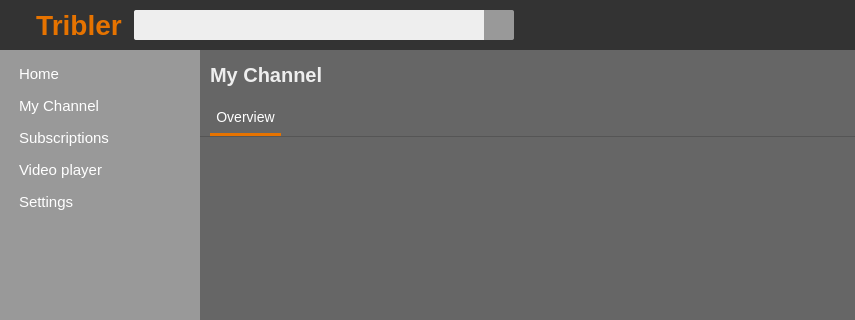
The window that TriblerGUI/qt_resources/mainwindow.ui (devos50/TriblerGUI) describes before a commit, drawn with Qt 5; both pictures show x 0 to 855 and y 0 to 320 of the 855 by 635 pixel window.
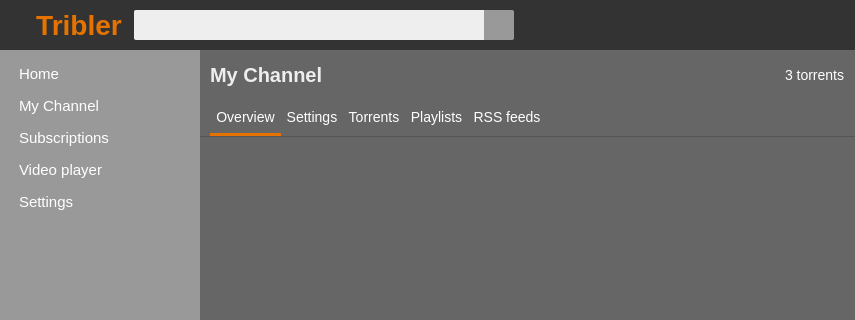
The same window after the commit. The open tabs and pages were chosen to show the change. Icons and pictures are not drawn. Custom widgets are drawn as their Qt base class.

Commit message: Worked on underlined tabs

```diff
--- a/TriblerGUI/qt_resources/mainwindow.ui
+++ b/TriblerGUI/qt_resources/mainwindow.ui
@@ -743,7 +743,7 @@
              <item>
               <widget class="QLabel" name="my_channel_name_label">
                <property name="sizePolicy">
-                <sizepolicy hsizetype="Preferred" vsizetype="Fixed">
+                <sizepolicy hsizetype="Expanding" vsizetype="Fixed">
                  <horstretch>0</horstretch>
                  <verstretch>0</verstretch>
                 </sizepolicy>
@@ -771,6 +771,39 @@
                </property>
               </widget>
              </item>
+             <item>
+              <widget class="QLabel" name="my_channel_sharing_torrents">
+               <property name="sizePolicy">
+                <sizepolicy hsizetype="Minimum" vsizetype="Preferred">
+                 <horstretch>0</horstretch>
+                 <verstretch>0</verstretch>
+                </sizepolicy>
+               </property>
+               <property name="styleSheet">
+                <string notr="true">color: white;
+font-size: 14px;</string>
+               </property>
+               <property name="text">
+                <string>3 torrents</string>
+               </property>
+              </widget>
+             </item>
+             <item>
+              <spacer name="horizontalSpacer_26">
+               <property name="orientation">
+                <enum>Qt::Horizontal</enum>
+               </property>
+               <property name="sizeType">
+                <enum>QSizePolicy::Fixed</enum>
+               </property>
+               <property name="sizeHint" stdset="0">
+                <size>
+                 <width>10</width>
+                 <height>20</height>
+                </size>
+               </property>
+              </spacer>
+             </item>
             </layout>
            </widget>
           </item>
@@ -1137,6 +1170,126 @@
                    </property>
                   </widget>
                  </item>
+                 <item>
+                  <widget class="UnderlineTabButton" name="my_channel_settings_button">
+                   <property name="minimumSize">
+                    <size>
+                     <width>0</width>
+                     <height>36</height>
+                    </size>
+                   </property>
+                   <property name="maximumSize">
+                    <size>
+                     <width>16777215</width>
+                     <height>36</height>
+                    </size>
+                   </property>
+                   <property name="cursor">
+                    <cursorShape>PointingHandCursor</cursorShape>
+                   </property>
+                   <property name="styleSheet">
+                    <string notr="true">color: white;
+border: none;
+background: none;
+border-bottom: 3px solid #666;
+font-size: 14px;
+</string>
+                   </property>
+                   <property name="text">
+                    <string>Settings</string>
+                   </property>
+                  </widget>
+                 </item>
+                 <item>
+                  <widget class="UnderlineTabButton" name="my_channel_torrents_button">
+                   <property name="minimumSize">
+                    <size>
+                     <width>0</width>
+                     <height>36</height>
+                    </size>
+                   </property>
+                   <property name="maximumSize">
+                    <size>
+                     <width>16777215</width>
+                     <height>36</height>
+                    </size>
+                   </property>
+                   <property name="cursor">
+                    <cursorShape>PointingHandCursor</cursorShape>
+                   </property>
+                   <property name="styleSheet">
+                    <string notr="true">color: white;
+border: none;
+background: none;
+border-bottom: 3px solid #666;
+font-size: 14px;
+</string>
+                   </property>
+                   <property name="text">
+                    <string>Torrents</string>
+                   </property>
+                  </widget>
+                 </item>
+                 <item>
+                  <widget class="UnderlineTabButton" name="my_channel_playlists_button">
+                   <property name="minimumSize">
+                    <size>
+                     <width>0</width>
+                     <height>36</height>
+                    </size>
+                   </property>
+                   <property name="maximumSize">
+                    <size>
+                     <width>16777215</width>
+                     <height>36</height>
+                    </size>
+                   </property>
+                   <property name="cursor">
+                    <cursorShape>PointingHandCursor</cursorShape>
+                   </property>
+                   <property name="styleSheet">
+                    <string notr="true">color: white;
+border: none;
+background: none;
+border-bottom: 3px solid #666;
+font-size: 14px;
+</string>
+                   </property>
+                   <property name="text">
+                    <string>Playlists</string>
+                   </property>
+                  </widget>
+                 </item>
+                 <item>
+                  <widget class="UnderlineTabButton" name="my_channel_rss_feeds_button">
+                   <property name="minimumSize">
+                    <size>
+                     <width>0</width>
+                     <height>36</height>
+                    </size>
+                   </property>
+                   <property name="maximumSize">
+                    <size>
+                     <width>16777215</width>
+                     <height>36</height>
+                    </size>
+                   </property>
+                   <property name="cursor">
+                    <cursorShape>PointingHandCursor</cursorShape>
+                   </property>
+                   <property name="styleSheet">
+                    <string notr="true">color: white;
+border: none;
+background: none;
+border-bottom: 3px solid #666;
+font-size: 14px;
+</string>
+                   </property>
+                   <property name="text">
+                    <string>RSS feeds</string>
+                   </property>
+                  </widget>
+                 </item>
                  <item>
                   <spacer name="horizontalSpacer_24">
                    <property name="orientation">
@@ -2487,6 +2640,11 @@
    <header>mychannelpage.h</header>
    <container>1</container>
   </customwidget>
+  <customwidget>
+   <class>UnderlineTabButton</class>
+   <extends>QToolButton</extends>
+   <header>underlinetabbutton.h</header>
+  </customwidget>
  </customwidgets>
  <resources/>
  <connections/>
```
Left out of the diff: 10 changed lines with no effect on the pictures. The commit also changes 4 other files.
